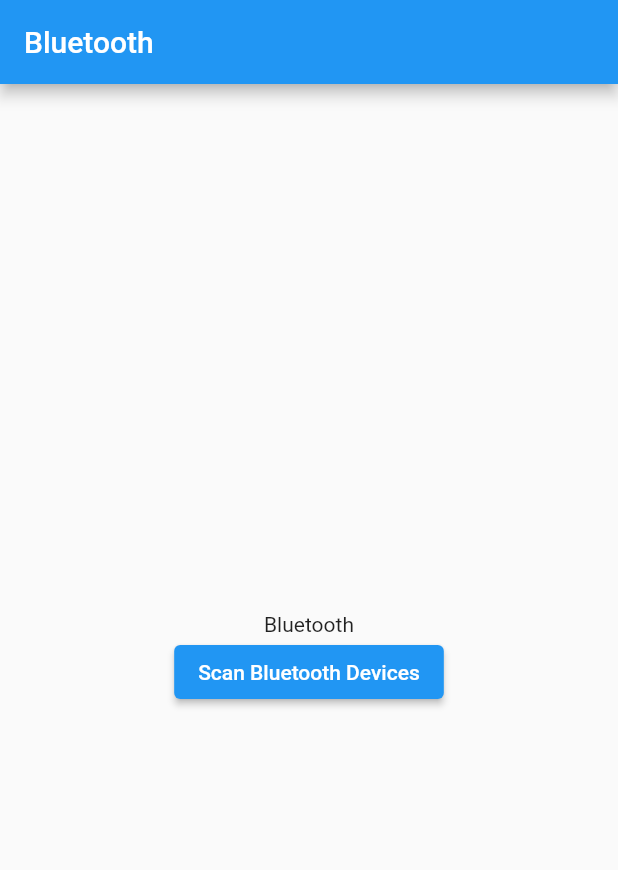
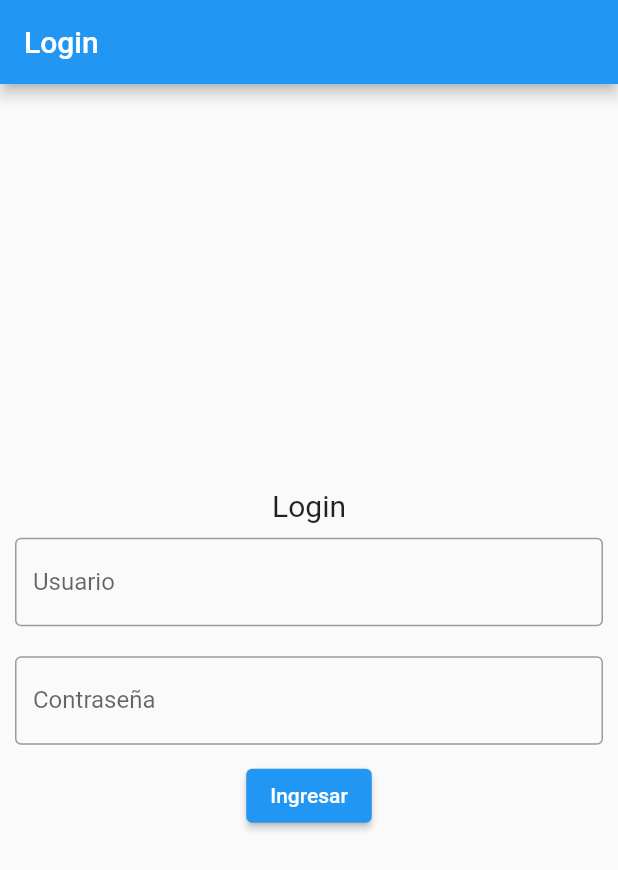
Before and after one commit to 23456-Tony-Larrea/GOIA-APP, a Flutter app: the screen it shows after launch, on a phone screen of 412 x 824 dp. Shown: the top 870 px of the screen. Run offline on Flutter 3.47's test engine with Material 2 defaults, Android fonts, the light colour scheme and no system bars; our stand-ins replace flutter_blue, permission_handler.

Commit message:
test login flutter

```diff
--- a/lib/main.dart
+++ b/lib/main.dart
@@ -1,5 +1,6 @@
 import 'package:flutter/material.dart';
-import 'package:rtv/views/BluetoohView.dart';
+
+import 'package:rtv/views/LoginView.dart';
 
 void main() {
   runApp(const MyApp());
@@ -13,7 +14,7 @@ class MyApp extends StatelessWidget {
   Widget build(BuildContext context) {
     return MaterialApp(
       title: _title,
-      home: const BluetoothView(),
+      home: const LoginView(),
     );
   }
 }
--- /dev/null
+++ b/lib/views/LoginView.dart
@@ -0,0 +1,58 @@
+//view login and using icons
+
+import 'package:flutter/material.dart';
+import 'package:rtv/controllers/LoginController.dart';
+class LoginView extends StatefulWidget {
+  const LoginView({Key? key}) : super(key: key);
+  @override
+  _LoginPageState createState() => _LoginPageState();
+}
+
+class _LoginPageState extends State<LoginView> {
+final LoginController _loginController = LoginController();
+  @override
+  Widget build(BuildContext context) {
+    return Scaffold(
+      appBar: AppBar(
+        title: const Text('Login'),
+      ),
+      body:
+      Center(
+        child: Column(
+          mainAxisAlignment: MainAxisAlignment.center,
+          children: <Widget>[
+            const Text(
+              'Login',
+              style: TextStyle(fontSize: 20),
+            ),
+            Padding(
+              padding: const EdgeInsets.all(10.0),
+              child: TextField(
+                controller: _loginController.emailController,
+                decoration: const InputDecoration(
+                  border: OutlineInputBorder(),
+                  labelText: 'Usuario',
+                ),
+              ),
+            ),
+            Padding(
+              padding: const EdgeInsets.all(10.0),
+              child: TextField(
+                controller: _loginController.passwordController,
+                obscureText: true,
+                decoration: const InputDecoration(
+                  border: OutlineInputBorder(),
+                  labelText: 'Contraseña',
+                ),
+              ),
+            ),
+            ElevatedButton(
+              onPressed: () => _loginController.login(context),
+              child: const Text('Ingresar'),
+            ),
+          ],
+        ),
+      ),
+    );
+  }
+}
```
Also changed, not shown: lib/controllers/BluetoohController.dart (+86 -10 lines), lib/controllers/LoginController.dart (added, +73 -0 lines), lib/views/BluetoohView.dart (+86 -12 lines), pubspec.yaml (+6 -1 lines), pubspec.lock, 6 other files.
